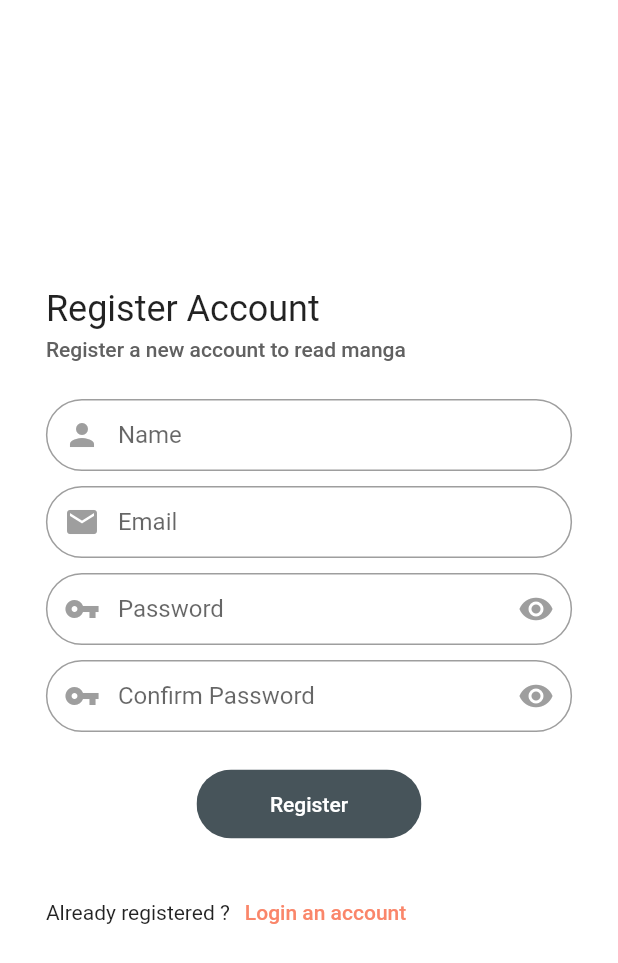
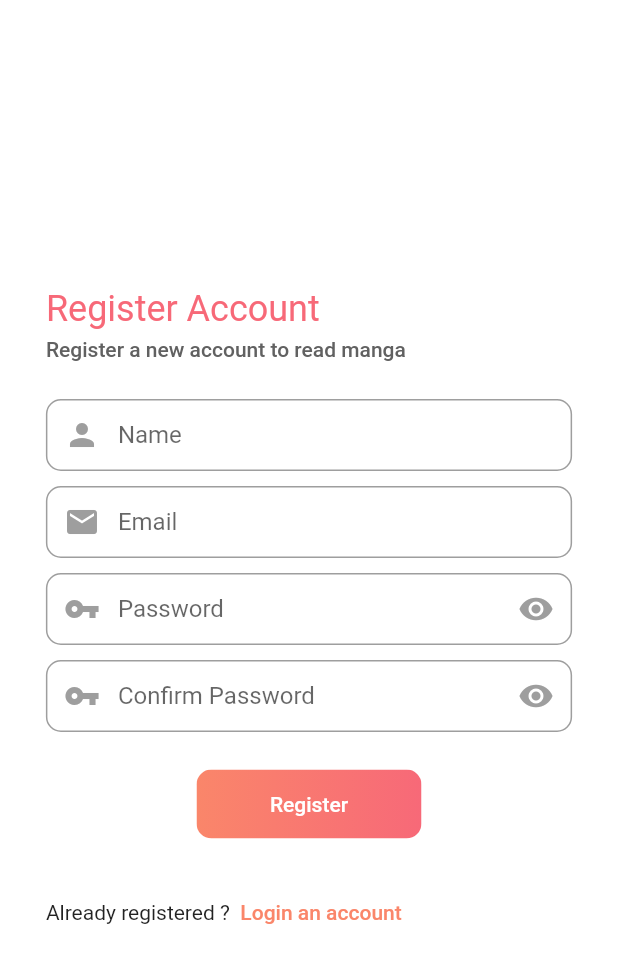
Before and after one commit to Manga-Nih/manga-nih-flutter, a Flutter app: the screen it shows after launch, after a tap on "Login", after a tap on "Create an account", on a phone screen of 412 x 824 dp. Shown: the top 963 px of the screen. Run offline on Flutter 3.47's test engine with Material 2 defaults, Android fonts, the phone set to English and light mode, and no system bars; our stand-ins replace cached_network_image, email_validator, equatable, firebase_auth, firebase_core, firebase_database and 5 more; missing offline and left inert: komiku_sdk; accounts and stored records are empty; statements that could not run were skipped.

Commit message:
feat: re-style login and register

```diff
--- a/lib/ui/screens/auth/login_screen.dart
+++ b/lib/ui/screens/auth/login_screen.dart
@@ -14,28 +14,17 @@ class LoginScreen extends StatefulWidget {
 }
 
 class _LoginScreenState extends State<LoginScreen> {
+  final GlobalKey<FormState> _key = GlobalKey();
+  final TextEditingController _emailController = TextEditingController();
+  final TextEditingController _passwordController = TextEditingController();
   late UserBloc _userBloc;
-  late GlobalKey<FormState> _key;
-  late TextEditingController _emailController;
-  late TextEditingController _passwordController;
-  late String? _passwordErrorText;
-  late String? _emailErrorText;
+  String? _passwordErrorText;
+  String? _emailErrorText;
 
   @override
   void initState() {
     // init bloc
     _userBloc = BlocProvider.of<UserBloc>(context);
-
-    // init
-    _passwordErrorText = null;
-    _emailErrorText = null;
-
-    // init key
-    _key = GlobalKey();
-
-    // init controller
-    _emailController = TextEditingController();
-    _passwordController = TextEditingController();
 
     super.initState();
   }
@@ -114,7 +103,10 @@ class _LoginScreenState extends State<LoginScreen> {
                           alignment: Alignment.topLeft,
                           child: Text(
                             'Login Account',
-                            style: Theme.of(context).textTheme.headline5,
+                            style: Theme.of(context)
+                                .textTheme
+                                .headline5!
+                                .copyWith(color: Pallette.gradientEndColor),
                           ),
                         ),
                         const SizedBox(height: 5.0),
@@ -164,7 +156,7 @@ class _LoginScreenState extends State<LoginScreen> {
                               'Not registered yet ?',
                               style: Theme.of(context).textTheme.bodyText2!,
                             ),
-                            const SizedBox(width: 5.0),
+                            const SizedBox(width: 2.0),
                             MaterialButton(
                               padding:
                                   const EdgeInsets.symmetric(horizontal: 5.0),
--- a/lib/ui/screens/auth/register_screen.dart
+++ b/lib/ui/screens/auth/register_screen.dart
@@ -14,32 +14,20 @@ class RegisterScreen extends StatefulWidget {
 }
 
 class _RegisterScreenState extends State<RegisterScreen> {
+  final GlobalKey<FormState> _key = GlobalKey();
+  final TextEditingController _nameController = TextEditingController();
+  final TextEditingController _emailController = TextEditingController();
+  final TextEditingController _passwordController = TextEditingController();
+  final TextEditingController _confirmPasswordController =
+      TextEditingController();
   late UserBloc _userBloc;
-  late GlobalKey<FormState> _key;
-  late TextEditingController _nameController;
-  late TextEditingController _emailController;
-  late TextEditingController _passwordController;
-  late TextEditingController _confirmPasswordController;
-  late String? _passwordErrorText;
-  late String? _emailErrorText;
+  String? _passwordErrorText;
+  String? _emailErrorText;
 
   @override
   void initState() {
     // init bloc
     _userBloc = BlocProvider.of<UserBloc>(context);
-
-    // init
-    _passwordErrorText = null;
-    _emailErrorText = null;
-
-    // init form key
-    _key = GlobalKey();
-
-    // init controller
-    _nameController = TextEditingController();
-    _emailController = TextEditingController();
-    _passwordController = TextEditingController();
-    _confirmPasswordController = TextEditingController();
 
     super.initState();
   }
@@ -122,7 +110,10 @@ class _RegisterScreenState extends State<RegisterScreen> {
                           alignment: Alignment.topLeft,
                           child: Text(
                             'Register Account',
-                            style: Theme.of(context).textTheme.headline5,
+                            style: Theme.of(context)
+                                .textTheme
+                                .headline5!
+                                .copyWith(color: Pallette.gradientEndColor),
                           ),
                         ),
                         const SizedBox(height: 5.0),
@@ -186,7 +177,7 @@ class _RegisterScreenState extends State<RegisterScreen> {
                               'Already registered ?',
                               style: Theme.of(context).textTheme.bodyText2!,
                             ),
-                            const SizedBox(width: 5.0),
+                            const SizedBox(width: 2.0),
                             MaterialButton(
                               padding:
                                   const EdgeInsets.symmetric(horizontal: 5.0),
--- a/lib/ui/widgets/buttons/login_register_button.dart
+++ b/lib/ui/widgets/buttons/login_register_button.dart
@@ -26,14 +26,21 @@ class LoginRegisterButton extends StatelessWidget {
             color: Colors.transparent,
             child: InkWell(
               onTap: onTap!,
-              borderRadius: BorderRadius.circular(50.0),
+              borderRadius: BorderRadius.circular(10.0),
               child: Ink(
                 width: 150.0,
                 padding: const EdgeInsets.symmetric(
-                    horizontal: 20.0, vertical: 15.0),
+                  horizontal: 20.0,
+                  vertical: 15.0,
+                ),
                 decoration: BoxDecoration(
-                  borderRadius: BorderRadius.circular(50.0),
-                  color: Pallette.buttonColor90,
+                  borderRadius: BorderRadius.circular(10.0),
+                  gradient: LinearGradient(
+                    colors: [
+                      Pallette.gradientStartColor,
+                      Pallette.gradientEndColor,
+                    ],
+                  ),
                 ),
                 child: Text(
                   label!,
--- a/lib/ui/widgets/input_field.dart
+++ b/lib/ui/widgets/input_field.dart
@@ -51,7 +51,7 @@ class _InputFieldState extends State<InputField> {
         contentPadding: const EdgeInsets.only(top: 15.0),
         errorText: widget.errorText,
         border: OutlineInputBorder(
-          borderRadius: BorderRadius.circular(50.0),
+          borderRadius: BorderRadius.circular(10.0),
           borderSide: BorderSide(color: Colors.grey.shade500),
         ),
         prefixIcon: Icon(
@@ -65,7 +65,7 @@ class _InputFieldState extends State<InputField> {
                 minWidth: 0.0,
                 shape: CircleBorder(),
                 child: Icon(
-                  Icons.remove_red_eye,
+                  _obscureText ? Icons.visibility : Icons.visibility_off,
                   color: Colors.grey.shade500,
                 ),
               )
```
